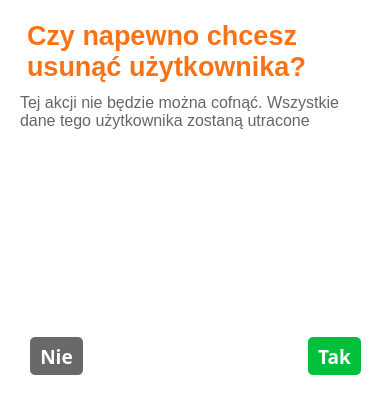
First picture: the form in confirmationmodal.ui, repository Ph4sm4/FinelogApp, before the edit.
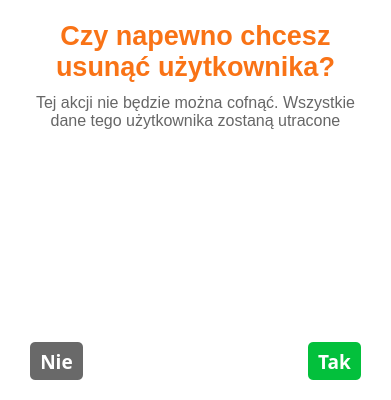
Second picture: the form after the edit.

The edit to the form file:
```diff
--- a/confirmationmodal.ui
+++ b/confirmationmodal.ui
@@ -7,7 +7,7 @@
     <x>0</x>
     <y>0</y>
     <width>391</width>
-    <height>395</height>
+    <height>400</height>
    </rect>
   </property>
   <property name="windowTitle">
@@ -20,6 +20,39 @@
 }</string>
   </property>
   <layout class="QVBoxLayout" name="verticalLayout">
+   <property name="spacing">
+    <number>0</number>
+   </property>
+   <property name="leftMargin">
+    <number>0</number>
+   </property>
+   <property name="topMargin">
+    <number>0</number>
+   </property>
+   <property name="rightMargin">
+    <number>0</number>
+   </property>
+   <property name="bottomMargin">
+    <number>0</number>
+   </property>
+   <item>
+    <widget class="QFrame" name="frame">
+     <property name="styleSheet">
+      <string notr="true">#frame { 
+	border-radius: 5px;
+	background-color: white;
+}</string>
+     </property>
+     <property name="frameShape">
+      <enum>QFrame::StyledPanel</enum>
+     </property>
+     <property name="frameShadow">
+      <enum>QFrame::Plain</enum>
+     </property>
+     <layout class="QVBoxLayout" name="verticalLayout_2">
+      <property name="spacing">
+       <number>6</number>
+      </property>
    <property name="leftMargin">
     <number>20</number>
    </property>
@@ -51,6 +84,9 @@
      <property name="text">
       <string>Czy napewno chcesz usunąć użytkownika?</string>
      </property>
+        <property name="alignment">
+         <set>Qt::AlignCenter</set>
+        </property>
      <property name="wordWrap">
       <bool>true</bool>
      </property>
@@ -71,6 +107,9 @@
      <property name="text">
       <string>Tej akcji nie będzie można cofnąć. Wszystkie dane tego użytkownika zostaną utracone</string>
      </property>
+        <property name="alignment">
+         <set>Qt::AlignCenter</set>
+        </property>
      <property name="wordWrap">
       <bool>true</bool>
      </property>
@@ -84,7 +123,7 @@
      <property name="sizeHint" stdset="0">
       <size>
        <width>20</width>
-       <height>40</height>
+          <height>180</height>
       </size>
      </property>
     </spacer>
@@ -167,6 +206,9 @@
       </widget>
      </item>
     </layout>
+      </item>
+     </layout>
+    </widget>
    </item>
   </layout>
  </widget>
```
Lines whose indentation alone changed are shown as unchanged.
